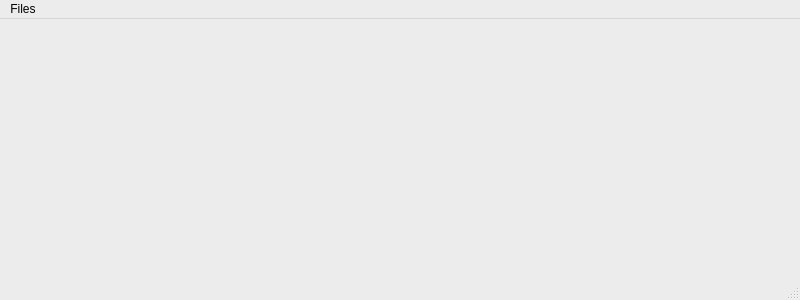
Before: the Qt Designer form xmlparser/interface/mainwindow.ui in EduardoVernier/trabFinalCPD, drawn with Qt 5.
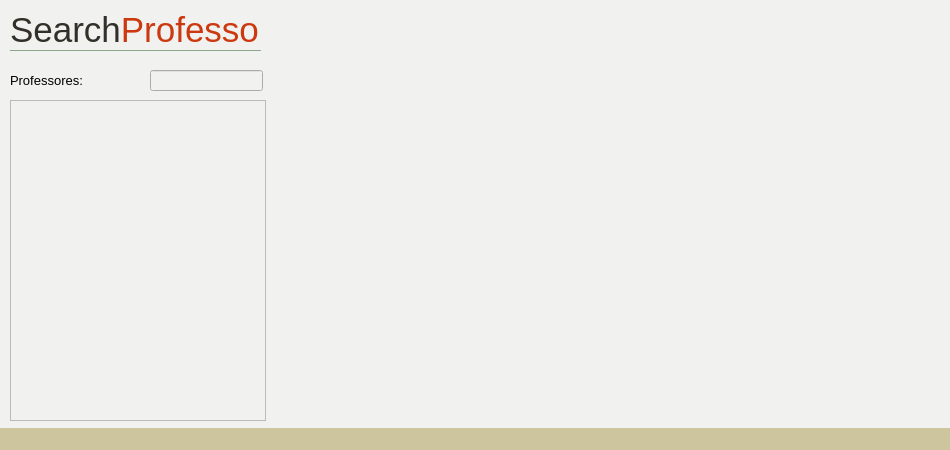
After: the same form once the commit is applied.

Commit message: pensando em como fazer a interface

Diff of the .ui file:
```diff
--- a/xmlparser/interface/mainwindow.ui
+++ b/xmlparser/interface/mainwindow.ui
@@ -6,20 +6,20 @@
    <rect>
     <x>0</x>
     <y>0</y>
-    <width>800</width>
-    <height>300</height>
+    <width>950</width>
+    <height>450</height>
    </rect>
   </property>
   <property name="minimumSize">
    <size>
-    <width>800</width>
-    <height>300</height>
+    <width>950</width>
+    <height>450</height>
    </size>
   </property>
   <property name="maximumSize">
    <size>
-    <width>800</width>
-    <height>300</height>
+    <width>950</width>
+    <height>450</height>
    </size>
   </property>
   <property name="palette">
@@ -28,63 +28,63 @@
      <colorrole role="WindowText">
       <brush brushstyle="SolidPattern">
        <color alpha="255">
-        <red>0</red>
-        <green>0</green>
-        <blue>0</blue>
+        <red>255</red>
+        <green>255</green>
+        <blue>255</blue>
        </color>
       </brush>
      </colorrole>
      <colorrole role="Button">
       <brush brushstyle="SolidPattern">
        <color alpha="255">
-        <red>236</red>
-        <green>236</green>
-        <blue>236</blue>
+        <red>241</red>
+        <green>242</green>
+        <blue>240</blue>
        </color>
       </brush>
      </colorrole>
      <colorrole role="Light">
       <brush brushstyle="SolidPattern">
        <color alpha="255">
-        <red>255</red>
-        <green>255</green>
-        <blue>255</blue>
+        <red>63</red>
+        <green>63</green>
+        <blue>64</blue>
        </color>
       </brush>
      </colorrole>
      <colorrole role="Midlight">
       <brush brushstyle="SolidPattern">
        <color alpha="255">
-        <red>245</red>
-        <green>245</green>
-        <blue>245</blue>
+        <red>52</red>
+        <green>52</green>
+        <blue>53</blue>
        </color>
       </brush>
      </colorrole>
      <colorrole role="Dark">
       <brush brushstyle="SolidPattern">
        <color alpha="255">
-        <red>118</red>
-        <green>118</green>
-        <blue>118</blue>
+        <red>21</red>
+        <green>21</green>
+        <blue>21</blue>
        </color>
       </brush>
      </colorrole>
      <colorrole role="Mid">
       <brush brushstyle="SolidPattern">
        <color alpha="255">
-        <red>157</red>
-        <green>157</green>
-        <blue>157</blue>
+        <red>28</red>
+        <green>28</green>
+        <blue>28</blue>
        </color>
       </brush>
      </colorrole>
      <colorrole role="Text">
       <brush brushstyle="SolidPattern">
        <color alpha="255">
-        <red>0</red>
-        <green>0</green>
-        <blue>0</blue>
+        <red>255</red>
+        <green>255</green>
+        <blue>255</blue>
        </color>
       </brush>
      </colorrole>
@@ -100,27 +100,27 @@
      <colorrole role="ButtonText">
       <brush brushstyle="SolidPattern">
        <color alpha="255">
-        <red>0</red>
-        <green>0</green>
-        <blue>0</blue>
+        <red>255</red>
+        <green>255</green>
+        <blue>255</blue>
        </color>
       </brush>
      </colorrole>
      <colorrole role="Base">
       <brush brushstyle="SolidPattern">
        <color alpha="255">
-        <red>255</red>
-        <green>255</green>
-        <blue>255</blue>
+        <red>241</red>
+        <green>242</green>
+        <blue>240</blue>
        </color>
       </brush>
      </colorrole>
      <colorrole role="Window">
       <brush brushstyle="SolidPattern">
        <color alpha="255">
-        <red>236</red>
-        <green>236</green>
-        <blue>236</blue>
+        <red>241</red>
+        <green>242</green>
+        <blue>240</blue>
        </color>
       </brush>
      </colorrole>
@@ -136,9 +136,9 @@
      <colorrole role="AlternateBase">
       <brush brushstyle="SolidPattern">
        <color alpha="255">
-        <red>245</red>
-        <green>245</green>
-        <blue>245</blue>
+        <red>21</red>
+        <green>21</green>
+        <blue>21</blue>
        </color>
       </brush>
      </colorrole>
@@ -165,63 +165,63 @@
      <colorrole role="WindowText">
       <brush brushstyle="SolidPattern">
        <color alpha="255">
-        <red>0</red>
-        <green>0</green>
-        <blue>0</blue>
+        <red>255</red>
+        <green>255</green>
+        <blue>255</blue>
        </color>
       </brush>
      </colorrole>
      <colorrole role="Button">
       <brush brushstyle="SolidPattern">
        <color alpha="255">
-        <red>236</red>
-        <green>236</green>
-        <blue>236</blue>
+        <red>241</red>
+        <green>242</green>
+        <blue>240</blue>
        </color>
       </brush>
      </colorrole>
      <colorrole role="Light">
       <brush brushstyle="SolidPattern">
        <color alpha="255">
-        <red>255</red>
-        <green>255</green>
-        <blue>255</blue>
+        <red>63</red>
+        <green>63</green>
+        <blue>64</blue>
        </color>
       </brush>
      </colorrole>
      <colorrole role="Midlight">
       <brush brushstyle="SolidPattern">
        <color alpha="255">
-        <red>245</red>
-        <green>245</green>
-        <blue>245</blue>
+        <red>52</red>
+        <green>52</green>
+        <blue>53</blue>
        </color>
       </brush>
      </colorrole>
      <colorrole role="Dark">
       <brush brushstyle="SolidPattern">
        <color alpha="255">
-        <red>118</red>
-        <green>118</green>
-        <blue>118</blue>
+        <red>21</red>
+        <green>21</green>
+        <blue>21</blue>
        </color>
       </brush>
      </colorrole>
      <colorrole role="Mid">
       <brush brushstyle="SolidPattern">
        <color alpha="255">
-        <red>157</red>
-        <green>157</green>
-        <blue>157</blue>
+        <red>28</red>
+        <green>28</green>
+        <blue>28</blue>
        </color>
       </brush>
      </colorrole>
      <colorrole role="Text">
       <brush brushstyle="SolidPattern">
        <color alpha="255">
-        <red>0</red>
-        <green>0</green>
-        <blue>0</blue>
+        <red>255</red>
+        <green>255</green>
+        <blue>255</blue>
        </color>
       </brush>
      </colorrole>
@@ -237,27 +237,27 @@
      <colorrole role="ButtonText">
       <brush brushstyle="SolidPattern">
        <color alpha="255">
-        <red>0</red>
-        <green>0</green>
-        <blue>0</blue>
+        <red>255</red>
+        <green>255</green>
+        <blue>255</blue>
        </color>
       </brush>
      </colorrole>
      <colorrole role="Base">
       <brush brushstyle="SolidPattern">
        <color alpha="255">
-        <red>255</red>
-        <green>255</green>
-        <blue>255</blue>
+        <red>241</red>
+        <green>242</green>
+        <blue>240</blue>
        </color>
       </brush>
      </colorrole>
      <colorrole role="Window">
       <brush brushstyle="SolidPattern">
        <color alpha="255">
-        <red>236</red>
-        <green>236</green>
-        <blue>236</blue>
+        <red>241</red>
+        <green>242</green>
+        <blue>240</blue>
        </color>
       </brush>
      </colorrole>
@@ -273,9 +273,9 @@
      <colorrole role="AlternateBase">
       <brush brushstyle="SolidPattern">
        <color alpha="255">
-        <red>245</red>
-        <green>245</green>
-        <blue>245</blue>
+        <red>21</red>
+        <green>21</green>
+        <blue>21</blue>
        </color>
       </brush>
      </colorrole>
@@ -302,63 +302,63 @@
      <colorrole role="WindowText">
       <brush brushstyle="SolidPattern">
        <color alpha="255">
-        <red>118</red>
-        <green>118</green>
-        <blue>118</blue>
+        <red>21</red>
+        <green>21</green>
+        <blue>21</blue>
        </color>
       </brush>
      </colorrole>
      <colorrole role="Button">
       <brush brushstyle="SolidPattern">
        <color alpha="255">
-        <red>236</red>
-        <green>236</green>
-        <blue>236</blue>
+        <red>241</red>
+        <green>242</green>
+        <blue>240</blue>
        </color>
       </brush>
      </colorrole>
      <colorrole role="Light">
       <brush brushstyle="SolidPattern">
        <color alpha="255">
-        <red>255</red>
-        <green>255</green>
-        <blue>255</blue>
+        <red>63</red>
+        <green>63</green>
+        <blue>64</blue>
        </color>
       </brush>
      </colorrole>
      <colorrole role="Midlight">
       <brush brushstyle="SolidPattern">
        <color alpha="255">
-        <red>245</red>
-        <green>245</green>
-        <blue>245</blue>
+        <red>52</red>
+        <green>52</green>
+        <blue>53</blue>
        </color>
       </brush>
      </colorrole>
      <colorrole role="Dark">
       <brush brushstyle="SolidPattern">
        <color alpha="255">
-        <red>118</red>
-        <green>118</green>
-        <blue>118</blue>
+        <red>21</red>
+        <green>21</green>
+        <blue>21</blue>
        </color>
       </brush>
      </colorrole>
      <colorrole role="Mid">
       <brush brushstyle="SolidPattern">
        <color alpha="255">
-        <red>157</red>
-        <green>157</green>
-        <blue>157</blue>
+        <red>28</red>
+        <green>28</green>
+        <blue>28</blue>
        </color>
       </brush>
      </colorrole>
      <colorrole role="Text">
       <brush brushstyle="SolidPattern">
        <color alpha="255">
-        <red>118</red>
-        <green>118</green>
-        <blue>118</blue>
+        <red>21</red>
+        <green>21</green>
+        <blue>21</blue>
        </color>
       </brush>
      </colorrole>
@@ -374,27 +374,27 @@
      <colorrole role="ButtonText">
       <brush brushstyle="SolidPattern">
        <color alpha="255">
-        <red>118</red>
-        <green>118</green>
-        <blue>118</blue>
+        <red>21</red>
+        <green>21</green>
+        <blue>21</blue>
        </color>
       </brush>
      </colorrole>
      <colorrole role="Base">
       <brush brushstyle="SolidPattern">
        <color alpha="255">
-        <red>236</red>
-        <green>236</green>
-        <blue>236</blue>
+        <red>241</red>
+        <green>242</green>
+        <blue>240</blue>
        </color>
       </brush>
      </colorrole>
      <colorrole role="Window">
       <brush brushstyle="SolidPattern">
        <color alpha="255">
-        <red>236</red>
-        <green>236</green>
-        <blue>236</blue>
+        <red>241</red>
+        <green>242</green>
+        <blue>240</blue>
        </color>
       </brush>
      </colorrole>
@@ -410,9 +410,9 @@
      <colorrole role="AlternateBase">
       <brush brushstyle="SolidPattern">
        <color alpha="255">
-        <red>236</red>
-        <green>236</green>
-        <blue>236</blue>
+        <red>42</red>
+        <green>42</green>
+        <blue>43</blue>
        </color>
       </brush>
      </colorrole>
@@ -441,27 +441,221 @@
    <string>MainWindow</string>
   </property>
   <property name="styleSheet">
-   <string notr="true"/>
+   <string notr="true">background: #f1f2f0;</string>
   </property>
-  <widget class="QWidget" name="centralWidget"/>
-  <widget class="QMenuBar" name="menuBar">
-   <property name="geometry">
-    <rect>
-     <x>0</x>
-     <y>0</y>
-     <width>800</width>
-     <height>20</height>
-    </rect>
-   </property>
-   <widget class="QMenu" name="menuType_here">
-    <property name="title">
-     <string>Files</string>
+  <widget class="QWidget" name="centralWidget">
+   <widget class="QLabel" name="Logo">
+    <property name="geometry">
+     <rect>
+      <x>10</x>
+      <y>10</y>
+      <width>251</width>
+      <height>41</height>
+     </rect>
     </property>
-    <addaction name="actionLoad_Files"/>
+    <property name="font">
+     <font>
+      <family>Cantarell</family>
+      <pointsize>26</pointsize>
+      <weight>50</weight>
+      <italic>false</italic>
+      <bold>false</bold>
+     </font>
+    </property>
+    <property name="styleSheet">
+     <string notr="true">border-bottom: 1px solid #8fa68e;</string>
+    </property>
+    <property name="text">
+     <string>&lt;html&gt;&lt;head/&gt;&lt;body&gt;&lt;p&gt;&lt;span style=&quot; color:#332f29;&quot;&gt;Search&lt;/span&gt;&lt;span style=&quot; color:#cc3910;&quot;&gt;Professor&lt;/span&gt;&lt;/p&gt;&lt;/body&gt;&lt;/html&gt;</string>
+    </property>
    </widget>
-   <addaction name="menuType_here"/>
+   <widget class="QListView" name="list_professor">
+    <property name="geometry">
+     <rect>
+      <x>10</x>
+      <y>100</y>
+      <width>256</width>
+      <height>321</height>
+     </rect>
+    </property>
+   </widget>
+   <widget class="QLabel" name="label_professor">
+    <property name="geometry">
+     <rect>
+      <x>10</x>
+      <y>70</y>
+      <width>81</width>
+      <height>21</height>
+     </rect>
+    </property>
+    <property name="text">
+     <string>&lt;html&gt;&lt;head/&gt;&lt;body&gt;&lt;p&gt;&lt;span style=&quot; font-size:10pt;&quot;&gt;Professores:&lt;/span&gt;&lt;/p&gt;&lt;/body&gt;&lt;/html&gt;</string>
+    </property>
+   </widget>
+   <widget class="QLineEdit" name="search_input">
+    <property name="geometry">
+     <rect>
+      <x>150</x>
+      <y>70</y>
+      <width>113</width>
+      <height>21</height>
+     </rect>
+    </property>
+    <property name="text">
+     <string/>
+    </property>
+   </widget>
   </widget>
-  <widget class="QStatusBar" name="statusBar"/>
+  <widget class="QStatusBar" name="statusBar">
+   <property name="palette">
+    <palette>
+     <active>
+      <colorrole role="WindowText">
+       <brush brushstyle="SolidPattern">
+        <color alpha="255">
+         <red>0</red>
+         <green>0</green>
+         <blue>0</blue>
+        </color>
+       </brush>
+      </colorrole>
+      <colorrole role="Button">
+       <brush brushstyle="SolidPattern">
+        <color alpha="255">
+         <red>204</red>
+         <green>197</green>
+         <blue>158</blue>
+        </color>
+       </brush>
+      </colorrole>
+      <colorrole role="Text">
+       <brush brushstyle="SolidPattern">
+        <color alpha="255">
+         <red>0</red>
+         <green>0</green>
+         <blue>0</blue>
+        </color>
+       </brush>
+      </colorrole>
+      <colorrole role="Base">
+       <brush brushstyle="SolidPattern">
+        <color alpha="255">
+         <red>204</red>
+         <green>197</green>
+         <blue>158</blue>
+        </color>
+       </brush>
+      </colorrole>
+      <colorrole role="Window">
+       <brush brushstyle="SolidPattern">
+        <color alpha="255">
+         <red>204</red>
+         <green>197</green>
+         <blue>158</blue>
+        </color>
+       </brush>
+      </colorrole>
+     </active>
+     <inactive>
+      <colorrole role="WindowText">
+       <brush brushstyle="SolidPattern">
+        <color alpha="255">
+         <red>0</red>
+         <green>0</green>
+         <blue>0</blue>
+        </color>
+       </brush>
+      </colorrole>
+      <colorrole role="Button">
+       <brush brushstyle="SolidPattern">
+        <color alpha="255">
+         <red>204</red>
+         <green>197</green>
+         <blue>158</blue>
+        </color>
+       </brush>
+      </colorrole>
+      <colorrole role="Text">
+       <brush brushstyle="SolidPattern">
+        <color alpha="255">
+         <red>0</red>
+         <green>0</green>
+         <blue>0</blue>
+        </color>
+       </brush>
+      </colorrole>
+      <colorrole role="Base">
+       <brush brushstyle="SolidPattern">
+        <color alpha="255">
+         <red>204</red>
+         <green>197</green>
+         <blue>158</blue>
+        </color>
+       </brush>
+      </colorrole>
+      <colorrole role="Window">
+       <brush brushstyle="SolidPattern">
+        <color alpha="255">
+         <red>204</red>
+         <green>197</green>
+         <blue>158</blue>
+        </color>
+       </brush>
+      </colorrole>
+     </inactive>
+     <disabled>
+      <colorrole role="WindowText">
+       <brush brushstyle="SolidPattern">
+        <color alpha="255">
+         <red>37</red>
+         <green>37</green>
+         <blue>38</blue>
+        </color>
+       </brush>
+      </colorrole>
+      <colorrole role="Button">
+       <brush brushstyle="SolidPattern">
+        <color alpha="255">
+         <red>204</red>
+         <green>197</green>
+         <blue>158</blue>
+        </color>
+       </brush>
+      </colorrole>
+      <colorrole role="Text">
+       <brush brushstyle="SolidPattern">
+        <color alpha="255">
+         <red>37</red>
+         <green>37</green>
+         <blue>38</blue>
+        </color>
+       </brush>
+      </colorrole>
+      <colorrole role="Base">
+       <brush brushstyle="SolidPattern">
+        <color alpha="255">
+         <red>204</red>
+         <green>197</green>
+         <blue>158</blue>
+        </color>
+       </brush>
+      </colorrole>
+      <colorrole role="Window">
+       <brush brushstyle="SolidPattern">
+        <color alpha="255">
+         <red>204</red>
+         <green>197</green>
+         <blue>158</blue>
+        </color>
+       </brush>
+      </colorrole>
+     </disabled>
+    </palette>
+   </property>
+   <property name="styleSheet">
+    <string notr="true">background-color: #ccc59e;</string>
+   </property>
+  </widget>
   <action name="actionLoad_Files">
    <property name="text">
     <string>Load Files</string>
```
Left out of the diff: 5 changed lines with no effect on the pictures. The commit also changes 4 other files.
